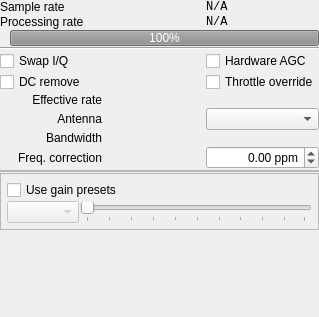
BatchDrake/SigDigger, file ui/SourcePanel.ui: the form before one commit.
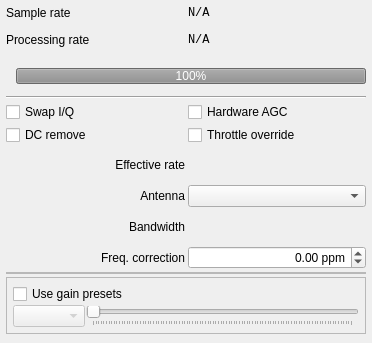
The form after the commit. Icons and pictures are not drawn. Custom widgets are drawn as their Qt base class.

Diff of the .ui file:
```diff
--- a/ui/SourcePanel.ui
+++ b/ui/SourcePanel.ui
@@ -6,8 +6,8 @@
    <rect>
     <x>0</x>
     <y>0</y>
-    <width>319</width>
-    <height>317</height>
+    <width>372</width>
+    <height>343</height>
    </rect>
   </property>
   <property name="windowTitle">
@@ -15,56 +15,36 @@
   </property>
   <layout class="QGridLayout" name="gridLayout">
    <property name="leftMargin">
-    <number>0</number>
+    <number>6</number>
    </property>
    <property name="topMargin">
-    <number>0</number>
+    <number>6</number>
    </property>
    <property name="rightMargin">
-    <number>0</number>
+    <number>6</number>
    </property>
    <property name="bottomMargin">
-    <number>0</number>
+    <number>6</number>
    </property>
    <property name="spacing">
-    <number>1</number>
+    <number>3</number>
    </property>
-   <item row="0" column="0">
-    <widget class="QScrollArea" name="scrollArea">
-     <property name="frameShape">
-      <enum>QFrame::NoFrame</enum>
+   <item row="8" column="1">
+    <widget class="FrequencySpinBox" name="bwSpin"/>
+   </item>
+   <item row="5" column="1">
+    <widget class="QCheckBox" name="throttleCheck">
+     <property name="sizePolicy">
+      <sizepolicy hsizetype="Minimum" vsizetype="Preferred">
+       <horstretch>0</horstretch>
+       <verstretch>0</verstretch>
+      </sizepolicy>
      </property>
-     <property name="horizontalScrollBarPolicy">
-      <enum>Qt::ScrollBarAlwaysOff</enum>
+     <property name="text">
+      <string>Throttle override</string>
      </property>
-     <property name="widgetResizable">
-      <bool>true</bool>
-     </property>
-     <widget class="QWidget" name="scrollAreaWidgetContents">
-      <property name="geometry">
-       <rect>
-        <x>0</x>
-        <y>0</y>
-        <width>332</width>
-        <height>318</height>
-       </rect>
-      </property>
-      <layout class="QGridLayout" name="gridLayout_3">
-       <property name="leftMargin">
-        <number>0</number>
-       </property>
-       <property name="topMargin">
-        <number>0</number>
-       </property>
-       <property name="rightMargin">
-        <number>0</number>
-       </property>
-       <property name="bottomMargin">
-        <number>0</number>
-       </property>
-       <property name="spacing">
-        <number>1</number>
-       </property>
+    </widget>
+   </item>
        <item row="7" column="0">
         <widget class="QLabel" name="antennaLabel">
          <property name="text">
@@ -75,92 +55,82 @@
          </property>
         </widget>
        </item>
-       <item row="8" column="2">
-        <widget class="FrequencySpinBox" name="bwSpin"/>
-       </item>
-       <item row="9" column="0">
-        <widget class="QLabel" name="label_5">
-         <property name="text">
-          <string>Freq. correction</string>
-         </property>
-         <property name="alignment">
-          <set>Qt::AlignRight|Qt::AlignTrailing|Qt::AlignVCenter</set>
-         </property>
-        </widget>
-       </item>
-       <item row="6" column="0">
-        <widget class="QLabel" name="label_2">
-         <property name="text">
-          <string>Effective rate</string>
-         </property>
-         <property name="alignment">
-          <set>Qt::AlignRight|Qt::AlignTrailing|Qt::AlignVCenter</set>
-         </property>
-        </widget>
-       </item>
-       <item row="6" column="2">
-        <widget class="FrequencySpinBox" name="throttleSpin">
+   <item row="2" column="0" colspan="2">
+    <widget class="QFrame" name="frame">
+     <property name="frameShape">
+      <enum>QFrame::NoFrame</enum>
+     </property>
+     <property name="frameShadow">
+      <enum>QFrame::Raised</enum>
+     </property>
+     <layout class="QGridLayout" name="gridLayout_2">
+      <property name="leftMargin">
+       <number>0</number>
+      </property>
+      <property name="topMargin">
+       <number>0</number>
+      </property>
+      <property name="rightMargin">
+       <number>0</number>
+      </property>
+      <property name="bottomMargin">
+       <number>0</number>
+      </property>
+      <property name="horizontalSpacing">
+       <number>3</number>
+      </property>
+      <property name="verticalSpacing">
+       <number>0</number>
+      </property>
+      <item row="0" column="1">
+       <widget class="QProgressBar" name="deliveryProgress">
          <property name="enabled">
           <bool>false</bool>
          </property>
-        </widget>
-       </item>
-       <item row="4" column="2">
+        <property name="maximumSize">
+         <size>
+          <width>16777215</width>
+          <height>16</height>
+         </size>
+        </property>
+        <property name="value">
+         <number>100</number>
+        </property>
+       </widget>
+      </item>
+      <item row="0" column="0">
+       <widget class="QLabel" name="deliveryLabel">
+        <property name="text">
+         <string/>
+        </property>
+        <property name="pixmap">
+         <pixmap resource="../icons/Icons.qrc">:/icons/transparent.png</pixmap>
+        </property>
+       </widget>
+      </item>
+     </layout>
+    </widget>
+   </item>
+   <item row="3" column="0" colspan="2">
+    <widget class="Line" name="line">
+     <property name="minimumSize">
+      <size>
+       <width>114</width>
+       <height>0</height>
+      </size>
+     </property>
+     <property name="orientation">
+      <enum>Qt::Horizontal</enum>
+     </property>
+    </widget>
+   </item>
+   <item row="4" column="1">
         <widget class="QCheckBox" name="agcEnabledCheck">
          <property name="text">
           <string>Hardware AGC</string>
          </property>
         </widget>
        </item>
-       <item row="5" column="2">
-        <widget class="QCheckBox" name="throttleCheck">
-         <property name="sizePolicy">
-          <sizepolicy hsizetype="Minimum" vsizetype="Preferred">
-           <horstretch>0</horstretch>
-           <verstretch>0</verstretch>
-          </sizepolicy>
-         </property>
-         <property name="text">
-          <string>Throttle override</string>
-         </property>
-        </widget>
-       </item>
-       <item row="10" column="0" colspan="3">
-        <widget class="QFrame" name="gainsFrame">
-         <property name="sizePolicy">
-          <sizepolicy hsizetype="Preferred" vsizetype="Fixed">
-           <horstretch>0</horstretch>
-           <verstretch>0</verstretch>
-          </sizepolicy>
-         </property>
-         <property name="frameShape">
-          <enum>QFrame::StyledPanel</enum>
-         </property>
-         <property name="frameShadow">
-          <enum>QFrame::Raised</enum>
-         </property>
-         <layout class="QGridLayout" name="gainGridLayout">
-          <property name="leftMargin">
-           <number>0</number>
-          </property>
-          <property name="topMargin">
-           <number>0</number>
-          </property>
-          <property name="rightMargin">
-           <number>0</number>
-          </property>
-          <property name="bottomMargin">
-           <number>0</number>
-          </property>
-          <property name="spacing">
-           <number>0</number>
-          </property>
-          <item row="0" column="0">
-           <widget class="QWidget" name="scrollAreaWidgetContents_2" native="true"/>
-          </item>
-         </layout>
-        </widget>
-       </item>
        <item row="5" column="0">
         <widget class="QCheckBox" name="dcRemoveCheck">
          <property name="text">
@@ -168,7 +138,40 @@
          </property>
         </widget>
        </item>
-       <item row="0" column="2">
+   <item row="12" column="0" colspan="2">
+    <widget class="QFrame" name="dataSaverFrame">
+     <property name="sizePolicy">
+      <sizepolicy hsizetype="Preferred" vsizetype="Fixed">
+       <horstretch>0</horstretch>
+       <verstretch>0</verstretch>
+      </sizepolicy>
+     </property>
+     <property name="frameShape">
+      <enum>QFrame::NoFrame</enum>
+     </property>
+     <property name="frameShadow">
+      <enum>QFrame::Raised</enum>
+     </property>
+     <layout class="QGridLayout" name="dataSaverGrid">
+      <property name="leftMargin">
+       <number>0</number>
+      </property>
+      <property name="topMargin">
+       <number>0</number>
+      </property>
+      <property name="rightMargin">
+       <number>0</number>
+      </property>
+      <property name="bottomMargin">
+       <number>0</number>
+      </property>
+      <property name="spacing">
+       <number>0</number>
+      </property>
+     </layout>
+    </widget>
+   </item>
+   <item row="0" column="1">
         <widget class="QLabel" name="sampleRateLabel">
          <property name="font">
           <font>
@@ -193,61 +196,6 @@
          </property>
         </widget>
        </item>
-       <item row="7" column="2">
-        <widget class="QComboBox" name="antennaCombo"/>
-       </item>
-       <item row="4" column="0">
-        <widget class="QCheckBox" name="swapIQCheck">
-         <property name="text">
-          <string>Swap I/Q</string>
-         </property>
-        </widget>
-       </item>
-       <item row="12" column="0" colspan="3">
-        <widget class="QFrame" name="dataSaverFrame">
-         <property name="sizePolicy">
-          <sizepolicy hsizetype="Preferred" vsizetype="Fixed">
-           <horstretch>0</horstretch>
-           <verstretch>0</verstretch>
-          </sizepolicy>
-         </property>
-         <property name="frameShape">
-          <enum>QFrame::NoFrame</enum>
-         </property>
-         <property name="frameShadow">
-          <enum>QFrame::Raised</enum>
-         </property>
-         <layout class="QGridLayout" name="dataSaverGrid">
-          <property name="leftMargin">
-           <number>0</number>
-          </property>
-          <property name="topMargin">
-           <number>0</number>
-          </property>
-          <property name="rightMargin">
-           <number>0</number>
-          </property>
-          <property name="bottomMargin">
-           <number>0</number>
-          </property>
-          <property name="spacing">
-           <number>0</number>
-          </property>
-         </layout>
-        </widget>
-       </item>
-       <item row="1" column="2">
-        <widget class="QLabel" name="processingRateLabel">
-         <property name="font">
-          <font>
-           <family>Monospace</family>
-          </font>
-         </property>
-         <property name="text">
-          <string>N/A</string>
-         </property>
-        </widget>
-       </item>
        <item row="8" column="0">
         <widget class="QLabel" name="label_3">
          <property name="text">
@@ -258,7 +206,19 @@
          </property>
         </widget>
        </item>
-       <item row="11" column="0" colspan="3">
+   <item row="1" column="1">
+    <widget class="QLabel" name="processingRateLabel">
+     <property name="font">
+      <font>
+       <family>Monospace</family>
+      </font>
+     </property>
+     <property name="text">
+      <string>N/A</string>
+     </property>
+    </widget>
+   </item>
+   <item row="11" column="0" colspan="2">
         <widget class="QFrame" name="autoGainFrame">
          <property name="frameShape">
           <enum>QFrame::StyledPanel</enum>
@@ -312,31 +272,21 @@
          </layout>
         </widget>
        </item>
-       <item row="13" column="0">
-        <spacer name="verticalSpacer">
-         <property name="orientation">
-          <enum>Qt::Vertical</enum>
-         </property>
-         <property name="sizeType">
-          <enum>QSizePolicy::Expanding</enum>
-         </property>
-         <property name="sizeHint" stdset="0">
-          <size>
-           <width>20</width>
-           <height>57</height>
-          </size>
-         </property>
-        </spacer>
-       </item>
-       <item row="2" column="0" colspan="3">
-        <widget class="QFrame" name="frame">
+   <item row="10" column="0" colspan="2">
+    <widget class="QFrame" name="gainsFrame">
+     <property name="sizePolicy">
+      <sizepolicy hsizetype="Preferred" vsizetype="Fixed">
+       <horstretch>0</horstretch>
+       <verstretch>0</verstretch>
+      </sizepolicy>
+     </property>
          <property name="frameShape">
-          <enum>QFrame::NoFrame</enum>
+      <enum>QFrame::StyledPanel</enum>
          </property>
          <property name="frameShadow">
           <enum>QFrame::Raised</enum>
          </property>
-         <layout class="QGridLayout" name="gridLayout_2">
+     <layout class="QGridLayout" name="gainGridLayout">
           <property name="leftMargin">
            <number>0</number>
           </property>
@@ -349,41 +299,25 @@
           <property name="bottomMargin">
            <number>0</number>
           </property>
-          <property name="horizontalSpacing">
-           <number>3</number>
-          </property>
-          <property name="verticalSpacing">
+      <property name="spacing">
            <number>0</number>
           </property>
-          <item row="0" column="1">
-           <widget class="QProgressBar" name="deliveryProgress">
-            <property name="enabled">
-             <bool>false</bool>
-            </property>
-            <property name="maximumSize">
-             <size>
-              <width>16777215</width>
-              <height>16</height>
-             </size>
-            </property>
-            <property name="value">
-             <number>100</number>
-            </property>
-           </widget>
-          </item>
           <item row="0" column="0">
-           <widget class="QLabel" name="deliveryLabel">
-            <property name="text">
-             <string/>
-            </property>
-            <property name="pixmap">
-             <pixmap resource="../icons/Icons.qrc">:/icons/transparent.png</pixmap>
-            </property>
-           </widget>
+       <widget class="QWidget" name="scrollAreaWidgetContents_2" native="true"/>
           </item>
          </layout>
         </widget>
        </item>
+   <item row="6" column="0">
+    <widget class="QLabel" name="label_2">
+     <property name="text">
+      <string>Effective rate</string>
+     </property>
+     <property name="alignment">
+      <set>Qt::AlignRight|Qt::AlignTrailing|Qt::AlignVCenter</set>
+     </property>
+    </widget>
+   </item>
        <item row="1" column="0">
         <widget class="QLabel" name="label_4">
          <property name="text">
@@ -391,20 +325,27 @@
          </property>
         </widget>
        </item>
-       <item row="3" column="0" colspan="3">
-        <widget class="Line" name="line">
-         <property name="minimumSize">
-          <size>
-           <width>114</width>
-           <height>0</height>
-          </size>
-         </property>
-         <property name="orientation">
-          <enum>Qt::Horizontal</enum>
+   <item row="9" column="0">
+    <widget class="QLabel" name="label_5">
+     <property name="text">
+      <string>Freq. correction</string>
+     </property>
+     <property name="alignment">
+      <set>Qt::AlignRight|Qt::AlignTrailing|Qt::AlignVCenter</set>
          </property>
         </widget>
        </item>
-       <item row="9" column="2">
+   <item row="4" column="0">
+    <widget class="QCheckBox" name="swapIQCheck">
+     <property name="text">
+      <string>Swap I/Q</string>
+     </property>
+    </widget>
+   </item>
+   <item row="7" column="1">
+    <widget class="QComboBox" name="antennaCombo"/>
+   </item>
+   <item row="9" column="1">
         <widget class="QDoubleSpinBox" name="ppmSpinBox">
          <property name="alignment">
           <set>Qt::AlignRight|Qt::AlignTrailing|Qt::AlignVCenter</set>
@@ -420,8 +361,11 @@
          </property>
         </widget>
        </item>
-      </layout>
-     </widget>
+   <item row="6" column="1">
+    <widget class="FrequencySpinBox" name="throttleSpin">
+     <property name="enabled">
+      <bool>false</bool>
+     </property>
     </widget>
    </item>
   </layout>
```
Lines whose indentation alone changed are shown as unchanged.
